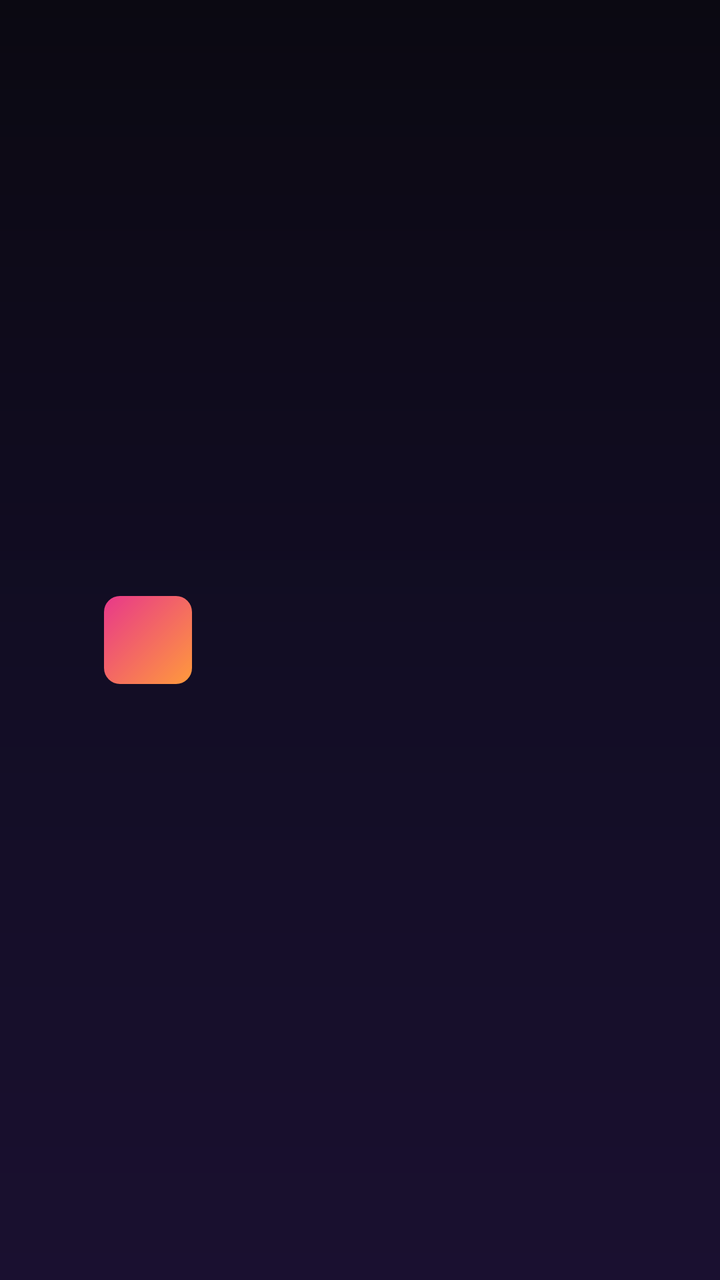
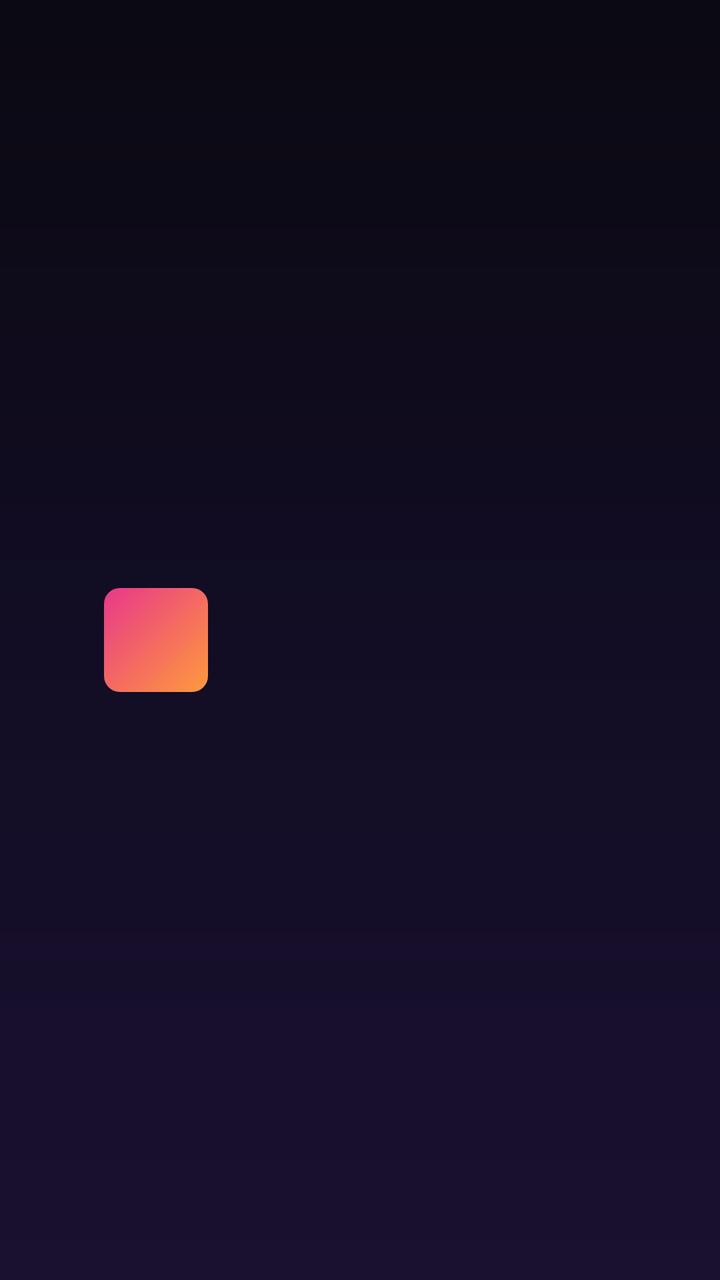

Two renders of the same Android screen: before a commit and after it. Below are the layout's source before the change and the commit's diff.
<!-- AndroidManifest.xml: application theme Theme.IPTVPlayer -->
<!-- res/layout/item_channel_list.xml -->
<?xml version="1.0" encoding="utf-8"?>
<LinearLayout
    xmlns:android="http://schemas.android.com/apk/res/android"
    android:layout_width="match_parent"
    android:layout_height="64dp"
    android:layout_marginHorizontal="10dp"
    android:layout_marginVertical="3dp"
    android:orientation="horizontal"
    android:gravity="center_vertical"
    android:paddingHorizontal="12dp"
    android:clickable="true"
    android:focusable="true"
    android:background="@drawable/bg_channel_item_default">

    
    <TextView
        android:id="@+id/tvNumber"
        android:layout_width="36dp"
        android:layout_height="wrap_content"
        android:textColor="@color/colorOrange"
        android:textSize="14sp"
        android:textStyle="bold"
        android:gravity="center" />

    
    <FrameLayout
        android:layout_width="44dp"
        android:layout_height="44dp"
        android:layout_marginStart="4dp"
        android:layout_marginEnd="12dp">

        <View
            android:layout_width="44dp"
            android:layout_height="44dp"
            android:background="@drawable/bg_channel_logo" />

        
        <TextView
            android:id="@+id/tvLetter"
            android:layout_width="44dp"
            android:layout_height="44dp"
            android:gravity="center"
            android:textColor="@color/colorChannelName"
            android:textSize="18sp"
            android:textStyle="bold"
            android:background="@drawable/bg_letter_avatar" />

        <ImageView
            android:id="@+id/ivLogo"
            android:layout_width="36dp"
            android:layout_height="36dp"
            android:layout_gravity="center"
            android:scaleType="fitCenter" />

    </FrameLayout>

    
    <TextView
        android:id="@+id/tvChannelName"
        android:layout_width="0dp"
        android:layout_height="wrap_content"
        android:layout_weight="1"
        android:textColor="@color/colorChannelName"
        android:textSize="15sp"
        android:textStyle="bold"
        android:ellipsize="end"
        android:maxLines="1" />

</LinearLayout>
<!-- resources referenced by this layout -->
<resources>
  <color name="colorChannelName">#FFFFFF</color>
  <color name="colorOrange">#FF8A3C</color>
  <!-- drawable bg_channel_item_default (drawable) -->
  <?xml version="1.0" encoding="utf-8"?>
  <shape xmlns:android="http://schemas.android.com/apk/res/android"
      android:shape="rectangle">
      <solid android:color="@android:color/transparent" />
      <corners android:radius="12dp" />
  </shape>
  <!-- drawable bg_channel_logo (drawable) -->
  <?xml version="1.0" encoding="utf-8"?>
  <shape xmlns:android="http://schemas.android.com/apk/res/android"
      android:shape="rectangle">
      <gradient
          android:angle="270"
          android:startColor="#241C38"
          android:endColor="#1A1428"
          android:type="linear" />
      <corners android:radius="10dp" />
  </shape>
  <!-- drawable bg_letter_avatar (drawable) -->
  <?xml version="1.0" encoding="utf-8"?>
  <shape xmlns:android="http://schemas.android.com/apk/res/android"
      android:shape="rectangle">
      <gradient
          android:angle="135"
          android:startColor="@color/colorGradientStart"
          android:endColor="@color/colorGradientEnd"
          android:type="linear" />
      <corners android:radius="8dp" />
  </shape>
  <style name="Theme.IPTVPlayer" parent="Theme.MaterialComponents.NoActionBar">
          <item name="colorPrimary">@color/colorPrimary</item>
          <item name="colorPrimaryVariant">@color/colorPrimaryVariant</item>
          <item name="colorOnPrimary">@color/colorOnPrimary</item>
          <item name="colorSecondary">@color/colorSecondary</item>
          <item name="colorOnSecondary">@color/colorOnSecondary</item>
          <item name="android:colorBackground">@color/colorBackground</item>
          <item name="colorSurface">@color/colorSurface</item>
          <item name="colorOnSurface">@color/colorOnSurface</item>
          <item name="colorError">@color/colorError</item>
          <item name="windowActionBar">false</item>
          <item name="windowNoTitle">true</item>
          <item name="android:statusBarColor">@color/colorBackground</item>
          <item name="android:navigationBarColor">@color/colorBackground</item>
          <item name="android:windowBackground">@drawable/bg_app_gradient</item>
      </style>
  <color name="colorGradientStart">#FF9A3C</color>
  <color name="colorGradientEnd">#E8388A</color>
  <color name="colorPrimary">#FF8A3C</color>
  <color name="colorPrimaryVariant">#E06A1F</color>
  <color name="colorOnPrimary">#FFFFFF</color>
  <color name="colorSecondary">#E8388A</color>
  <color name="colorOnSecondary">#FFFFFF</color>
  <color name="colorBackground">#0B0912</color>
  <color name="colorSurface">#171322</color>
  <color name="colorOnSurface">#F6F1FF</color>
  <color name="colorError">#FF5C8A</color>
  <!-- drawable bg_app_gradient (drawable) -->
  <?xml version="1.0" encoding="utf-8"?>
  <shape xmlns:android="http://schemas.android.com/apk/res/android"
      android:shape="rectangle">
      <gradient
          android:angle="270"
          android:startColor="@color/colorGradientBgStart"
          android:centerColor="#120D24"
          android:endColor="@color/colorGradientBgEnd"
          android:type="linear" />
  </shape>
  <color name="colorGradientBgStart">#0B0912</color>
  <color name="colorGradientBgEnd">#1A1030</color>
</resources>

<!-- the commit's change to res/layout/item_channel_list.xml (unified diff, before → after) -->
@@ -2,7 +2,7 @@
 <LinearLayout
     xmlns:android="http://schemas.android.com/apk/res/android"
     android:layout_width="match_parent"
-    android:layout_height="64dp"
+    android:layout_height="68dp"
     android:layout_marginHorizontal="10dp"
     android:layout_marginVertical="3dp"
     android:orientation="horizontal"
@@ -24,31 +24,32 @@
 
     
     <FrameLayout
-        android:layout_width="44dp"
-        android:layout_height="44dp"
+        android:layout_width="52dp"
+        android:layout_height="52dp"
         android:layout_marginStart="4dp"
-        android:layout_marginEnd="12dp">
+        android:layout_marginEnd="14dp"
+        android:elevation="3dp">
 
         <View
-            android:layout_width="44dp"
-            android:layout_height="44dp"
+            android:layout_width="52dp"
+            android:layout_height="52dp"
             android:background="@drawable/bg_channel_logo" />
 
         
         <TextView
             android:id="@+id/tvLetter"
-            android:layout_width="44dp"
-            android:layout_height="44dp"
+            android:layout_width="52dp"
+            android:layout_height="52dp"
             android:gravity="center"
             android:textColor="@color/colorChannelName"
-            android:textSize="18sp"
+            android:textSize="20sp"
             android:textStyle="bold"
             android:background="@drawable/bg_letter_avatar" />
 
         <ImageView
             android:id="@+id/ivLogo"
-            android:layout_width="36dp"
-            android:layout_height="36dp"
+            android:layout_width="46dp"
+            android:layout_height="46dp"
             android:layout_gravity="center"
             android:scaleType="fitCenter" />
 
<!-- resource entries referenced after the edit -->
@@ -15,10 +15,11 @@
       android:shape="rectangle">
       <gradient
           android:angle="270"
-          android:startColor="#241C38"
-          android:endColor="#1A1428"
+          android:startColor="#2A2140"
+          android:endColor="#171226"
           android:type="linear" />
-      <corners android:radius="10dp" />
+      <corners android:radius="12dp" />
+      <stroke android:width="1dp" android:color="#45FFFFFF" />
   </shape>
   <!-- drawable bg_letter_avatar (drawable) -->
   <?xml version="1.0" encoding="utf-8"?>
